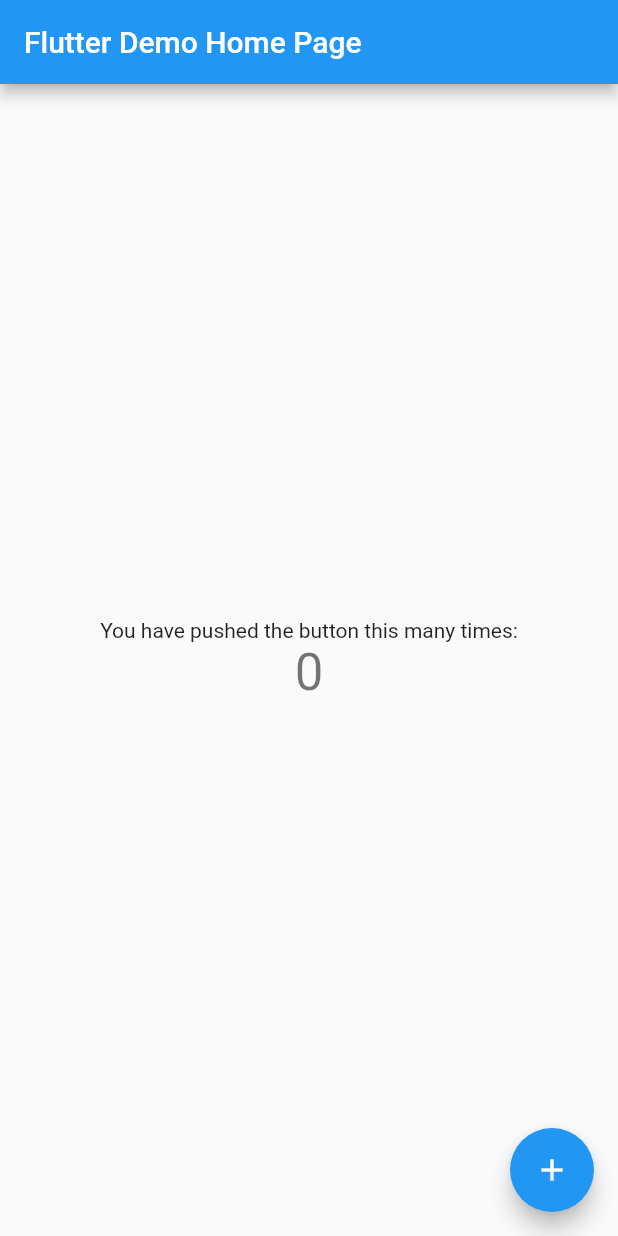
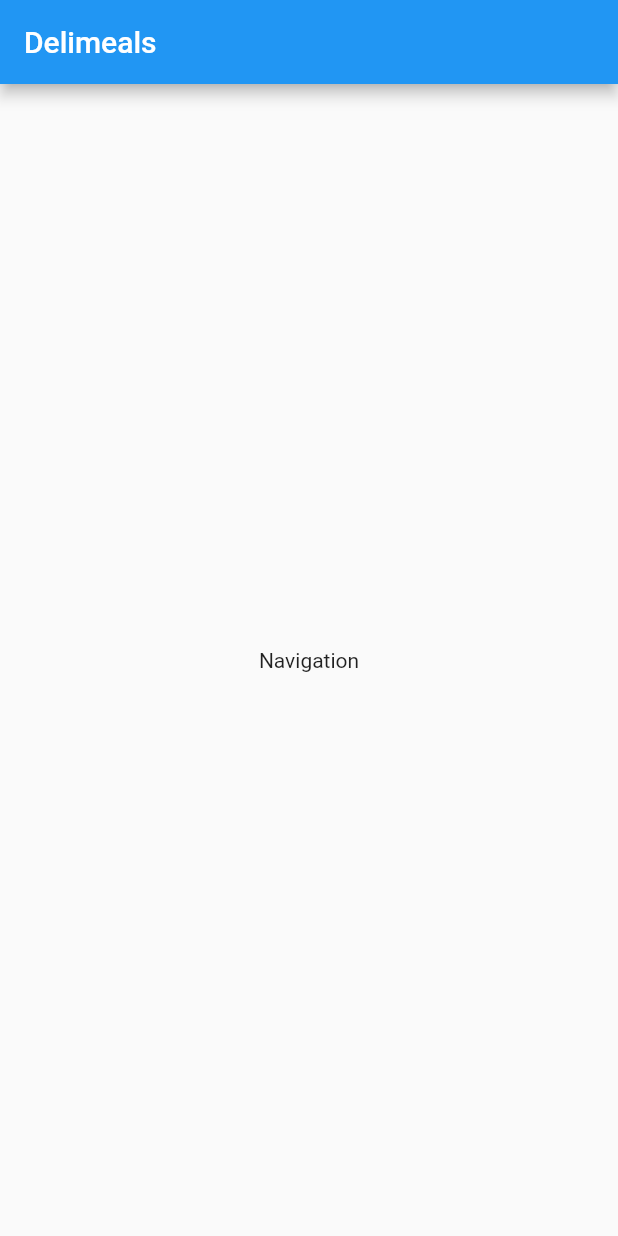
Before and after one commit to inhobaek-wj/meals_app, a Flutter app: the screen it shows after launch, on a phone screen of 412 x 824 dp. Run offline on Flutter 3.47's test engine with Material 2 defaults, Android fonts, the phone set to English and light mode, and no system bars.

Commit message:
basic setup of main.dart

```diff
--- a/lib/main.dart
+++ b/lib/main.dart
@@ -5,109 +5,34 @@ void main() {
 }
 
 class MyApp extends StatelessWidget {
-  // This widget is the root of your application.
   @override
   Widget build(BuildContext context) {
     return MaterialApp(
-      title: 'Flutter Demo',
+      title: 'DeliMeals',
       theme: ThemeData(
-        // This is the theme of your application.
-        //
-        // Try running your application with "flutter run". You'll see the
-        // application has a blue toolbar. Then, without quitting the app, try
-        // changing the primarySwatch below to Colors.green and then invoke
-        // "hot reload" (press "r" in the console where you ran "flutter run",
-        // or simply save your changes to "hot reload" in a Flutter IDE).
-        // Notice that the counter didn't reset back to zero; the application
-        // is not restarted.
         primarySwatch: Colors.blue,
       ),
-      home: MyHomePage(title: 'Flutter Demo Home Page'),
+      home: MyHomePage(),
     );
   }
 }
 
 class MyHomePage extends StatefulWidget {
-  MyHomePage({Key key, this.title}) : super(key: key);
-
-  // This widget is the home page of your application. It is stateful, meaning
-  // that it has a State object (defined below) that contains fields that affect
-  // how it looks.
-
-  // This class is the configuration for the state. It holds the values (in this
-  // case the title) provided by the parent (in this case the App widget) and
-  // used by the build method of the State. Fields in a Widget subclass are
-  // always marked "final".
-
-  final String title;
-
   @override
   _MyHomePageState createState() => _MyHomePageState();
 }
 
 class _MyHomePageState extends State<MyHomePage> {
-  int _counter = 0;
-
-  void _incrementCounter() {
-    setState(() {
-      // This call to setState tells the Flutter framework that something has
-      // changed in this State, which causes it to rerun the build method below
-      // so that the display can reflect the updated values. If we changed
-      // _counter without calling setState(), then the build method would not be
-      // called again, and so nothing would appear to happen.
-      _counter++;
-    });
-  }
 
   @override
   Widget build(BuildContext context) {
-    // This method is rerun every time setState is called, for instance as done
-    // by the _incrementCounter method above.
-    //
-    // The Flutter framework has been optimized to make rerunning build methods
-    // fast, so that you can just rebuild anything that needs updating rather
-    // than having to individually change instances of widgets.
     return Scaffold(
       appBar: AppBar(
-        // Here we take the value from the MyHomePage object that was created by
-        // the App.build method, and use it to set our appbar title.
-        title: Text(widget.title),
+        title: Text('Delimeals'),
       ),
       body: Center(
-        // Center is a layout widget. It takes a single child and positions it
-        // in the middle of the parent.
-        child: Column(
-          // Column is also a layout widget. It takes a list of children and
-          // arranges them vertically. By default, it sizes itself to fit its
-          // children horizontally, and tries to be as tall as its parent.
-          //
-          // Invoke "debug painting" (press "p" in the console, choose the
-          // "Toggle Debug Paint" action from the Flutter Inspector in Android
-          // Studio, or the "Toggle Debug Paint" command in Visual Studio Code)
-          // to see the wireframe for each widget.
-          //
-          // Column has various properties to control how it sizes itself and
-          // how it positions its children. Here we use mainAxisAlignment to
-          // center the children vertically; the main axis here is the vertical
-          // axis because Columns are vertical (the cross axis would be
-          // horizontal).
-          mainAxisAlignment: MainAxisAlignment.center,
-          children: <Widget>[
-            Text(
-              'You have pushed the button this many times:',
-            ),
-            Text(
-              '$_counter',
-              style: Theme.of(context).textTheme.headline4,
-            ),
-          ],
-        ),
+        child: Text('Navigation'),
       ),
-      floatingActionButton: FloatingActionButton(
-        onPressed: _incrementCounter,
-        tooltip: 'Increment',
-        child: Icon(Icons.add),
-      ), // This trailing comma makes auto-formatting nicer for build methods.
     );
   }
 }
```
